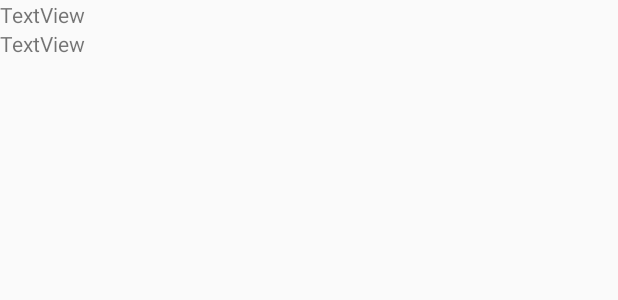
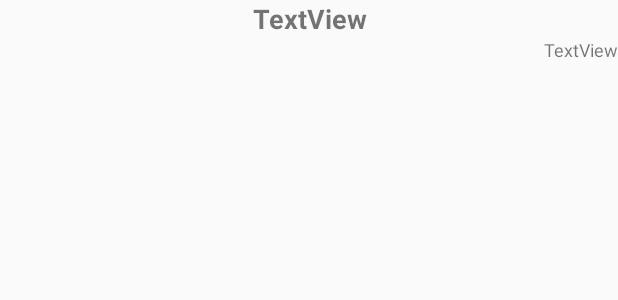
Before and after one commit to tyybbi/RekBong, an Android app: the layout listview_row.xml on its own in the app's theme, with its tools: preview values and no code run, on a phone screen of 412 x 824 dp. Shown: the top 300 px of the screen. Run offline under Robolectric (Android 15) with nearby library versions, the phone set to English and light mode, and no system bars.

Commit message:
ListView formatting etc

```diff
--- a/app/src/main/res/layout/listview_row.xml
+++ b/app/src/main/res/layout/listview_row.xml
@@ -3,24 +3,33 @@
     android:id="@+id/listViewRow"
     android:layout_width="match_parent"
     android:layout_height="wrap_content"
+    android:clickable="true"
     android:orientation="horizontal">
 
     <LinearLayout
         android:id="@+id/listViewInner"
         android:layout_width="match_parent"
         android:layout_height="match_parent"
+        android:clickable="false"
         android:orientation="vertical">
 
         <TextView
             android:id="@+id/listViewPlateText"
             android:layout_width="match_parent"
             android:layout_height="wrap_content"
-            android:text="TextView" />
+            android:capitalize="characters"
+            android:clickable="false"
+            android:gravity="center"
+            android:text="TextView"
+            android:textSize="18sp"
+            android:textStyle="bold" />
 
         <TextView
             android:id="@+id/listViewDateText"
             android:layout_width="match_parent"
             android:layout_height="wrap_content"
-            android:text="TextView" />
+            android:gravity="right"
+            android:text="TextView"
+            android:textSize="12sp" />
     </LinearLayout>
 </LinearLayout>
```
Also changed, not shown: app/src/main/java/com/tyybbi/rekbong/DBHandler.java (+19 -39 lines), app/src/main/java/com/tyybbi/rekbong/MainActivity.java (+12 -3 lines).
